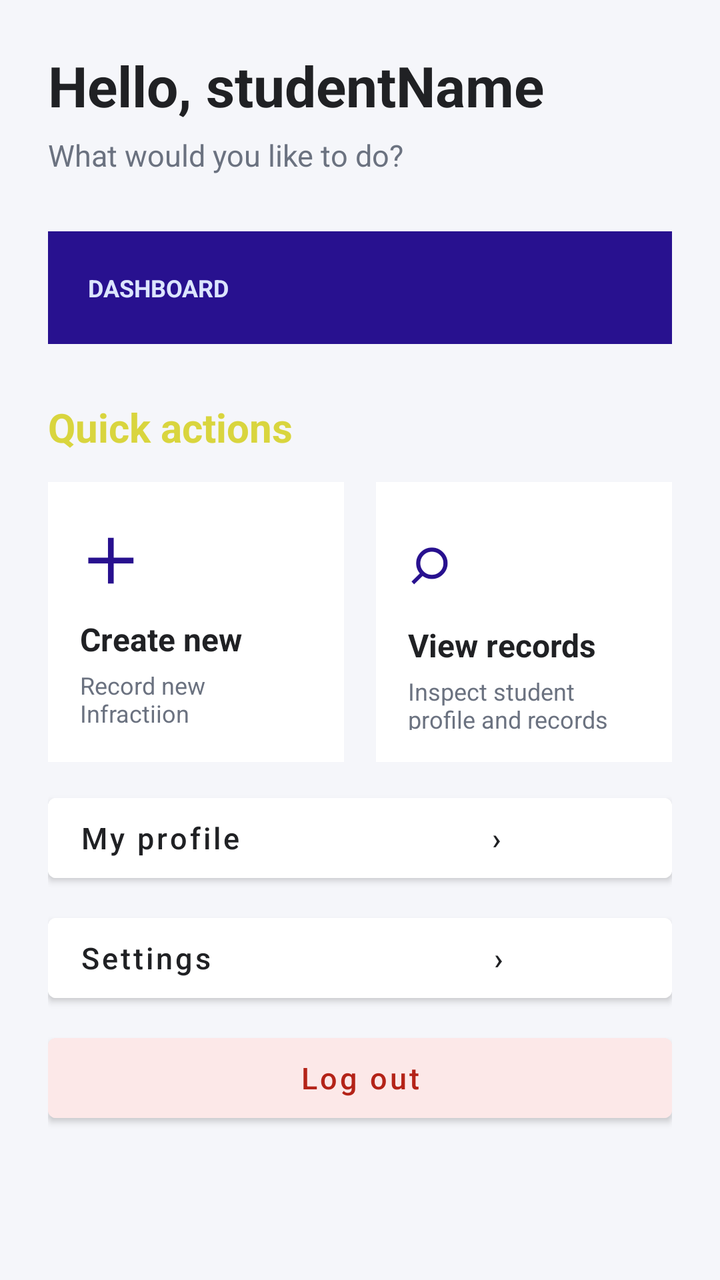
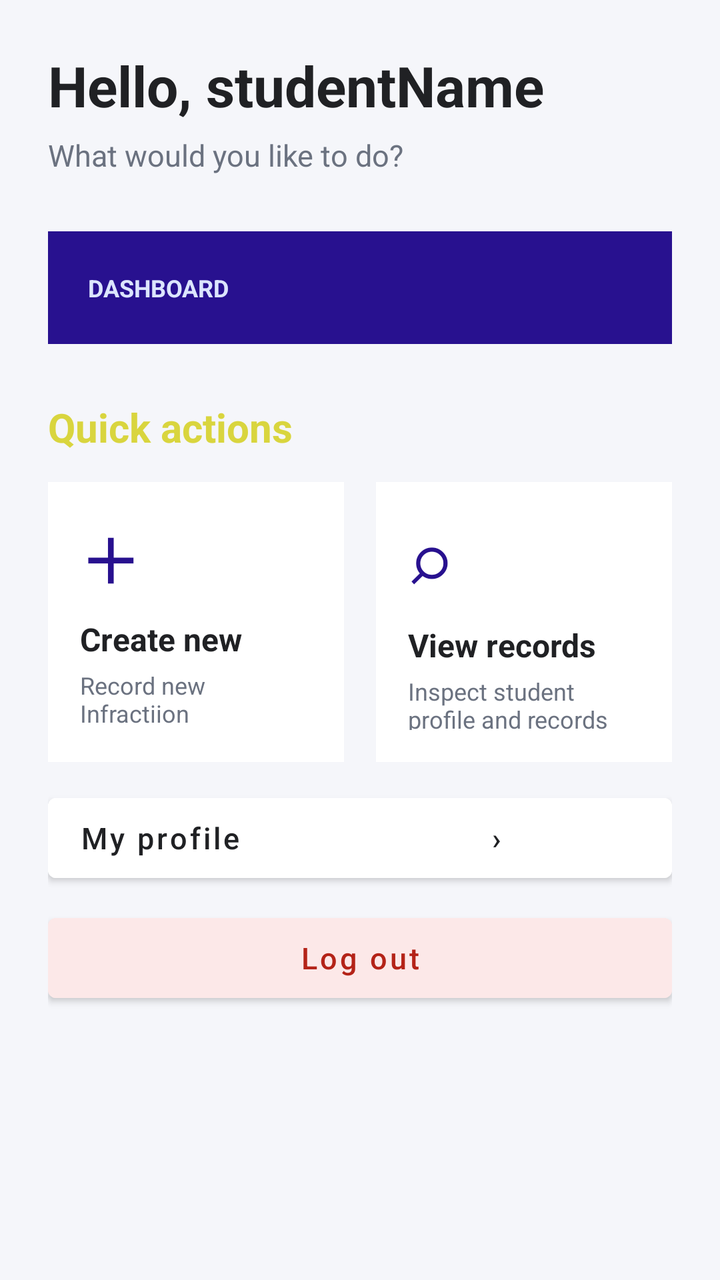

Compare the two renders of this Android layout. The source of the first and the diff that turns it into the second are given below.
<!-- AndroidManifest.xml: application theme Theme.RK -->
<!-- res/layout/dashboard.xml -->
<?xml version="1.0" encoding="utf-8"?>
<androidx.constraintlayout.widget.ConstraintLayout
    xmlns:android="http://schemas.android.com/apk/res/android"
    xmlns:app="http://schemas.android.com/apk/res-auto"
    xmlns:tools="http://schemas.android.com/tools"
    android:layout_width="match_parent"
    android:layout_height="match_parent"
    android:background="#F5F6FA">

    <ScrollView
        android:id="@+id/dashboardScroll"
        android:layout_width="0dp"
        android:layout_height="0dp"
        android:clipToPadding="false"
        android:fillViewport="true"
        android:paddingBottom="16dp"
        app:layout_constraintBottom_toBottomOf="parent"
        app:layout_constraintEnd_toEndOf="parent"
        app:layout_constraintHorizontal_bias="1.0"
        app:layout_constraintStart_toStartOf="parent"
        app:layout_constraintTop_toTopOf="parent"
        app:layout_constraintVertical_bias="1.0">

        <LinearLayout
            android:layout_width="match_parent"
            android:layout_height="wrap_content"
            android:orientation="vertical"
            android:padding="24dp">

            <TextView
                android:id="@+id/greetingText"
                android:layout_width="match_parent"
                android:layout_height="wrap_content"
                android:text="Hello, studentName"
                android:textColor="#202124"
                android:textSize="28sp"
                android:textStyle="bold" />

            <TextView
                android:id="@+id/dashboardSubtitle"
                android:layout_width="match_parent"
                android:layout_height="wrap_content"
                android:layout_marginTop="6dp"
                android:text="What would you like to do?"
                android:textColor="#6B7280"
                android:textSize="15sp" />

            <LinearLayout
                android:id="@+id/overviewCard"
                android:layout_width="match_parent"
                android:layout_height="wrap_content"
                android:layout_marginTop="28dp"
                android:background="#28118F"
                android:orientation="vertical"
                android:padding="20dp">

                <TextView
                    android:layout_width="match_parent"
                    android:layout_height="wrap_content"
                    android:text="DASHBOARD"
                    android:textColor="#DCE5FF"
                    android:textSize="12sp"
                    android:textStyle="bold" />

            </LinearLayout>

            <TextView
                android:layout_width="match_parent"
                android:layout_height="wrap_content"
                android:layout_marginTop="28dp"
                android:text="Quick actions"
                android:textColor="#D9D53E"
                android:textSize="20sp"
                android:textStyle="bold" />

            <LinearLayout
                android:layout_width="match_parent"
                android:layout_height="wrap_content"
                android:layout_marginTop="14dp"
                android:orientation="horizontal">

                <LinearLayout
                    android:layout_width="0dp"
                    android:layout_height="140dp"
                    android:layout_marginEnd="8dp"
                    android:layout_weight="1"
                    android:background="#FFFFFF"
                    android:clickable="true"
                    android:focusable="true"
                    android:gravity="center_vertical"
                    android:orientation="vertical"
                    android:padding="16dp">

                    <TextView
                        android:id="@+id/plusIcon"
                        android:layout_width="wrap_content"
                        android:layout_height="wrap_content"
                        android:text="＋"
                        android:textColor="#28118F"
                        android:textSize="30sp"
                        android:textStyle="bold" />

                    <TextView
                        android:id="@+id/createItemTitle"
                        android:layout_width="match_parent"
                        android:layout_height="wrap_content"
                        android:layout_marginTop="8dp"
                        android:text="Create new"
                        android:textColor="#202124"
                        android:textSize="16sp"
                        android:textStyle="bold" />

                    <TextView
                        android:layout_width="match_parent"
                        android:layout_height="wrap_content"
                        android:layout_marginTop="4dp"
                        android:text="Record new Infractiion"
                        android:textColor="#6B7280"
                        android:textSize="12sp" />
                </LinearLayout>

                <LinearLayout
                    android:layout_width="0dp"
                    android:layout_height="140dp"
                    android:layout_marginStart="8dp"
                    android:layout_weight="1"
                    android:background="#FFFFFF"
                    android:clickable="true"
                    android:focusable="true"
                    android:gravity="center_vertical"
                    android:orientation="vertical"
                    android:padding="16dp">

                    <TextView
                        android:id="@+id/magnifyingGlassIcon"
                        android:layout_width="39dp"
                        android:layout_height="wrap_content"
                        android:text="⌕"
                        android:textColor="#28118F"
                        android:textSize="34sp" />

                    <TextView
                        android:id="@+id/viewItemsTitle"
                        android:layout_width="match_parent"
                        android:layout_height="wrap_content"
                        android:layout_marginTop="8dp"
                        android:text="View records"
                        android:textColor="#202124"
                        android:textSize="16sp"
                        android:textStyle="bold" />

                    <TextView
                        android:layout_width="match_parent"
                        android:layout_height="wrap_content"
                        android:layout_marginTop="4dp"
                        android:text="Inspect student profile and records"
                        android:textColor="#6B7280"
                        android:textSize="12sp" />
                </LinearLayout>
            </LinearLayout>

            <Button
                android:id="@+id/profileButton"
                android:layout_width="match_parent"
                android:layout_height="52dp"
                android:layout_marginTop="12dp"
                android:backgroundTint="#FFFFFF"
                android:gravity="center_vertical"
                android:paddingStart="16dp"
                android:text="My profile                         ›"
                android:textAllCaps="false"
                android:textColor="#202124"
                android:textSize="15sp" />

            <Button
                android:id="@+id/settingsButton"
                android:layout_width="match_parent"
                android:layout_height="52dp"
                android:layout_marginTop="8dp"
                android:backgroundTint="#FFFFFF"
                android:gravity="center_vertical"
                android:paddingStart="16dp"
                android:text="Settings                            ›"
                android:textAllCaps="false"
                android:textColor="#202124"
                android:textSize="15sp" />

            <Button
                android:id="@+id/logoutButton"
                android:layout_width="match_parent"
                android:layout_height="52dp"
                android:layout_marginTop="8dp"
                android:backgroundTint="#FCE8E8"
                android:text="Log out"
                android:textAllCaps="false"
                android:textColor="#B42318"
                android:textSize="15sp" />
        </LinearLayout>
    </ScrollView>

</androidx.constraintlayout.widget.ConstraintLayout>
<!-- resources referenced by this layout -->
<resources>
  <style name="Theme.RK" parent="Theme.MaterialComponents.DayNight.DarkActionBar">
          
          <item name="colorPrimary">@color/purple_500</item>
          <item name="colorPrimaryVariant">@color/purple_700</item>
          <item name="colorOnPrimary">@color/white</item>
          
          <item name="colorSecondary">@color/teal_200</item>
          <item name="colorSecondaryVariant">@color/teal_700</item>
          <item name="colorOnSecondary">@color/black</item>
          
          <item name="android:statusBarColor">?attr/colorPrimaryVariant</item>
          
      </style>
  <color name="purple_500">#FF6200EE</color>
  <color name="purple_700">#FF3700B3</color>
  <color name="white">#FFFFFFFF</color>
  <color name="teal_200">#FF03DAC5</color>
  <color name="teal_700">#FF018786</color>
  <color name="black">#FF000000</color>
</resources>

<!-- the commit's change to res/layout/dashboard.xml (unified diff, before → after) -->
@@ -173,19 +173,6 @@
                 android:textSize="15sp" />
 
             <Button
-                android:id="@+id/settingsButton"
-                android:layout_width="match_parent"
-                android:layout_height="52dp"
-                android:layout_marginTop="8dp"
-                android:backgroundTint="#FFFFFF"
-                android:gravity="center_vertical"
-                android:paddingStart="16dp"
-                android:text="Settings                            ›"
-                android:textAllCaps="false"
-                android:textColor="#202124"
-                android:textSize="15sp" />
-
-            <Button
                 android:id="@+id/logoutButton"
                 android:layout_width="match_parent"
                 android:layout_height="52dp"
